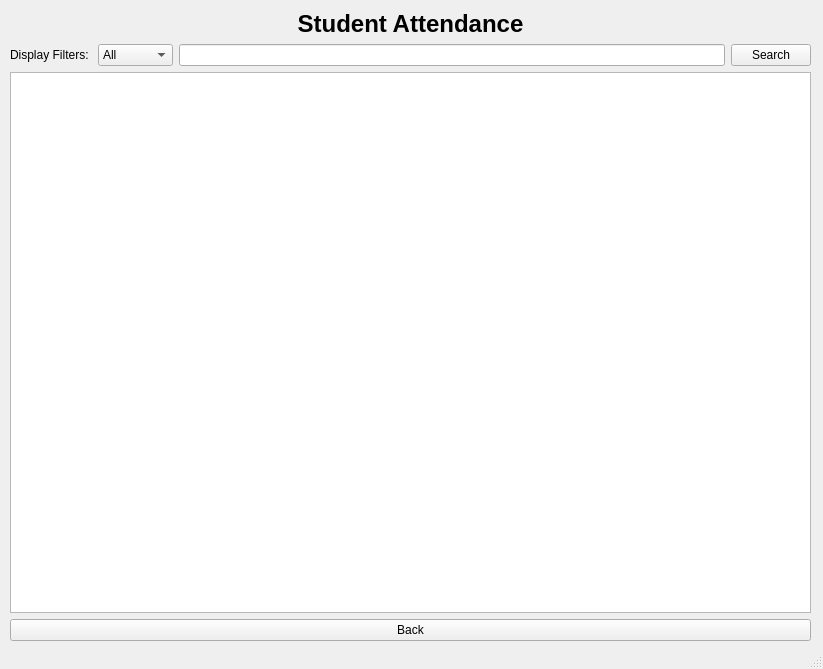
Above: App/ui/viewAttendance.ui from yonycherkos/automatic-classroom-attendance-system before the change. Below: the same form after it.
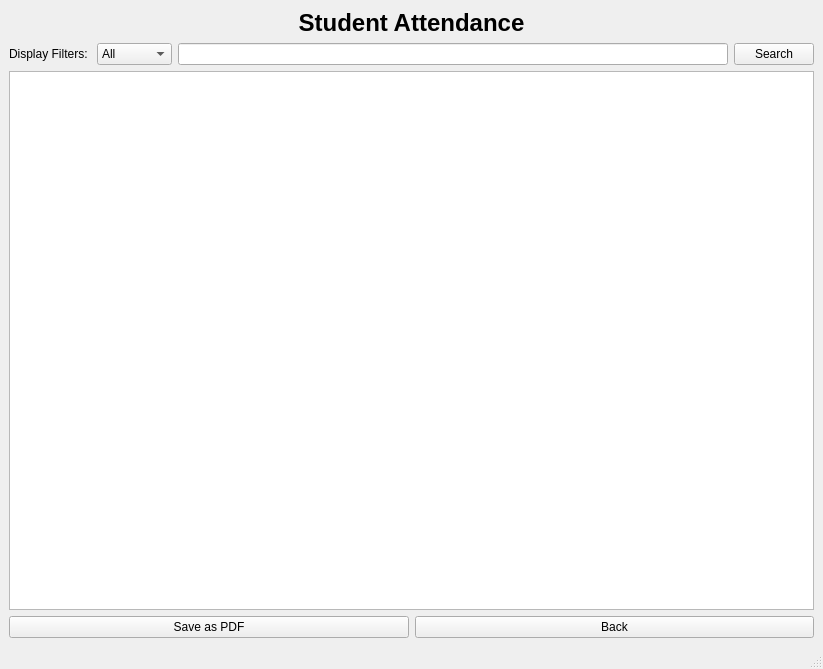
That is the form after the change.

Patch:
```diff
--- a/App/ui/viewAttendance.ui
+++ b/App/ui/viewAttendance.ui
@@ -14,17 +14,8 @@
    <string>View Attendance</string>
   </property>
   <widget class="QWidget" name="centralwidget">
-   <widget class="QWidget" name="">
-    <property name="geometry">
-     <rect>
-      <x>10</x>
-      <y>10</y>
-      <width>801</width>
-      <height>631</height>
-     </rect>
-    </property>
-    <layout class="QVBoxLayout" name="verticalLayout_3">
-     <item>
+   <layout class="QGridLayout" name="gridLayout">
+    <item row="0" column="0">
       <layout class="QVBoxLayout" name="verticalLayout_2">
        <item>
         <layout class="QVBoxLayout" name="verticalLayout">
@@ -94,6 +85,15 @@
        </item>
       </layout>
      </item>
+    <item row="1" column="0">
+     <layout class="QHBoxLayout" name="horizontalLayout_2">
+      <item>
+       <widget class="QPushButton" name="saveAsPdfBtn">
+        <property name="text">
+         <string>Save as PDF</string>
+        </property>
+       </widget>
+      </item>
      <item>
       <widget class="QPushButton" name="backBtn">
        <property name="text">
@@ -102,7 +102,8 @@
       </widget>
      </item>
     </layout>
-   </widget>
+    </item>
+   </layout>
   </widget>
   <widget class="QStatusBar" name="statusbar"/>
  </widget>
```
Lines whose indentation alone changed are shown as unchanged.
